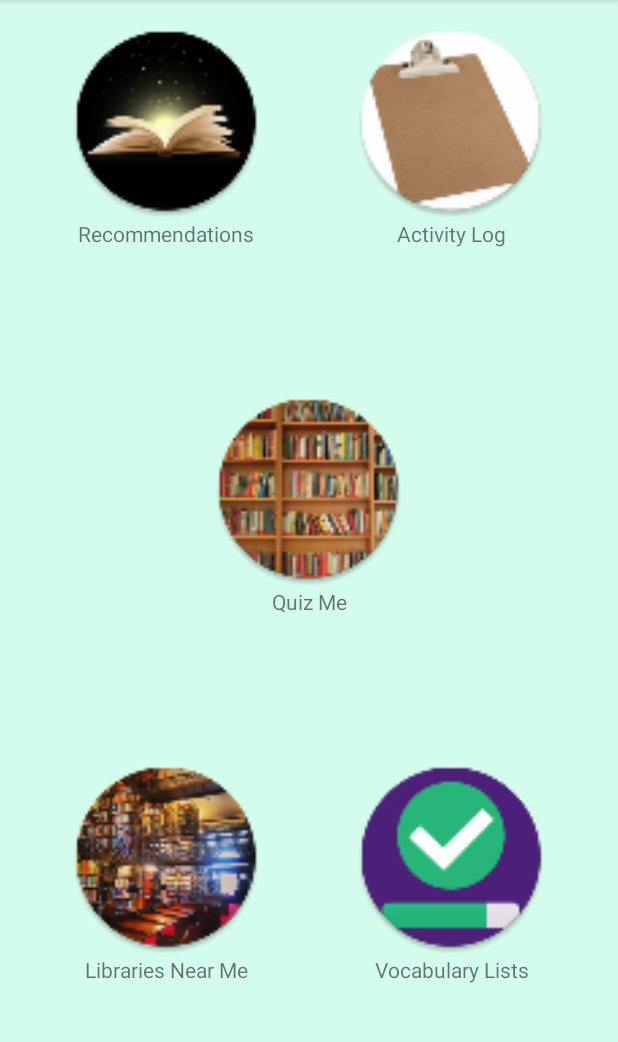
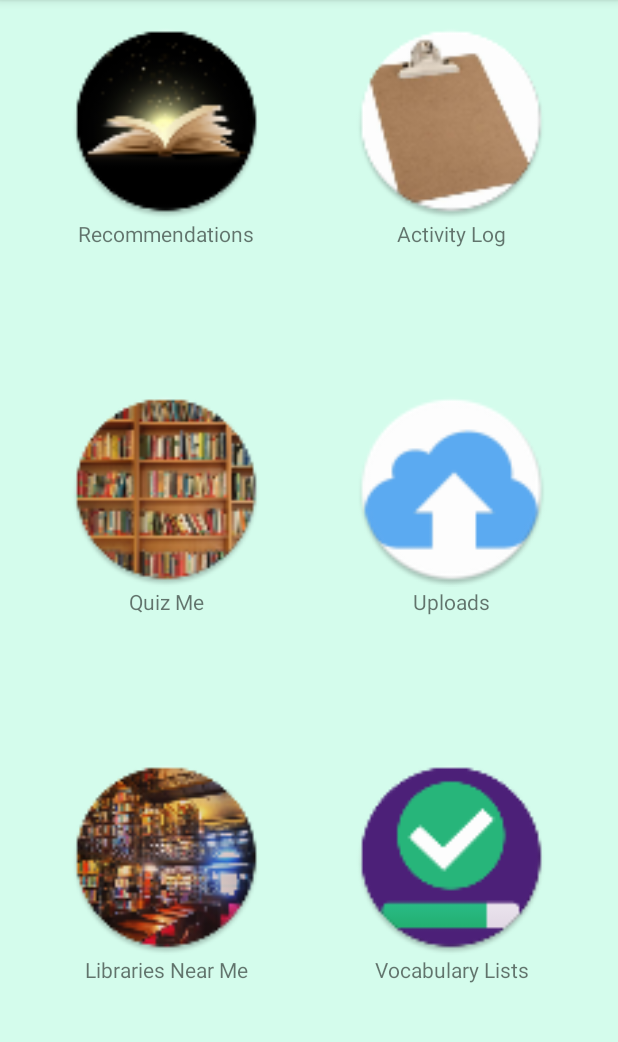
Before and after one commit to pdkyll/Lexile-Levels, an Android app: the screen it shows after launch (MainActivity), on a phone screen of 412 x 824 dp, the part 84-1126 px from its top. Run offline under Robolectric (Android 15) with nearby library versions, the phone set to English and light mode, and no system bars.

Commit message:
In the process of creating the Uploads Button layout

```diff
--- a/LexileLevels/app/src/main/java/com/example/lexilelevels/MainActivity.java
+++ b/LexileLevels/app/src/main/java/com/example/lexilelevels/MainActivity.java
@@ -77,4 +77,10 @@ public class MainActivity extends AppCompatActivity {
         Intent showRecs = new Intent(this,Recommendations.class);
         startActivity(showRecs);
     }
+
+    public void viewUploads(View uploadsButton) {
+        Intent showUploads = new Intent(this,Uploads.class);
+        startActivity(showUploads);
+    }
+
 }
--- a/LexileLevels/app/src/main/java/com/example/lexilelevels/vocabularyLists.java
+++ b/LexileLevels/app/src/main/java/com/example/lexilelevels/vocabularyLists.java
@@ -4,7 +4,6 @@ import android.content.Context;
 import android.content.SharedPreferences;
 import android.support.v7.app.AppCompatActivity;
 import android.os.Bundle;
-import android.util.Log;
 import android.widget.ArrayAdapter;
 import android.widget.ListView;
 import android.widget.TextView;
--- a/LexileLevels/app/src/main/res/layout/content_main.xml
+++ b/LexileLevels/app/src/main/res/layout/content_main.xml
@@ -96,6 +96,29 @@
 
         </LinearLayout>
 
+        <LinearLayout
+            android:layout_width="0dp"
+            android:layout_weight="1"
+            android:layout_height="150dp"
+            android:orientation="vertical">
+
+            <ImageView
+                android:id="@+id/uploads"
+                android:onClick="viewUploads"
+                android:layout_weight="1"
+                android:layout_width="match_parent"
+                android:layout_height="130dp"
+                android:src="@mipmap/upload_books"
+                android:layout_gravity="left|top"/>
+
+            <TextView
+                android:layout_width="match_parent"
+                android:layout_height="20dp"
+                android:text="@string/uploads"
+                android:textAlignment="center"/>
+
+        </LinearLayout>
+
     </LinearLayout>
 
     <LinearLayout
--- a/LexileLevels/app/src/main/res/values/strings.xml
+++ b/LexileLevels/app/src/main/res/values/strings.xml
@@ -12,6 +12,7 @@
     <string name="activity_log">Activity Log</string>
     <string name="libraries_near_me">Libraries Near Me</string>
     <string name="vocabulary_lists">Vocabulary Lists</string>
+    <string name="uploads">Uploads</string>
 
     <string name="vocabulary_description">All of the vocabulary words for your chapter and their definitions are present below for your perusal.</string>
 
@@ -19,5 +20,6 @@
     <string name="permission_rationale_location">Access to the location service is required to demonstrate the \'my location\' feature, which shows your current location on the map.</string>
     <string name="location_permission_denied">This sample requires location permission to enable the \'my location\' layer. Please try again and grant access to use the location.\nIf the permission has been permanently denied, it can be enabled from the System Settings &gt; Apps &gt; \'Google Maps API Demos\'.</string>
     <string name="permission_required_toast">Location permission is required for this demo.</string>
+    <string name="title_activity_uploads">Uploads</string>
 
 </resources>
```
Also changed, not shown: LexileLevels/app/src/main/AndroidManifest.xml (+6 -2 lines), LexileLevels/app/src/main/java/com/example/lexilelevels/Uploads.java (added, +20 -0 lines), LexileLevels/app/src/main/res/layout/activity_uploads.xml (added, +26 -0 lines), LexileLevels/app/src/main/res/layout/content_uploads.xml (added, +15 -0 lines), LexileLevels/app/src/main/res/mipmap-hdpi/upload_books.png (added), LexileLevels/app/src/main/res/mipmap-mdpi/upload_books.png (added), LexileLevels/app/src/main/res/mipmap-xhdpi/upload_books.png (added), LexileLevels/app/src/main/res/mipmap-xxhdpi/upload_books.png (added), LexileLevels/app/src/main/res/mipmap-xxxhdpi/upload_books.png (added), LexileLevels/app/src/main/uploadBooks-web.png (added), LexileLevels/app/src/main/upload_books-web.png (added).
